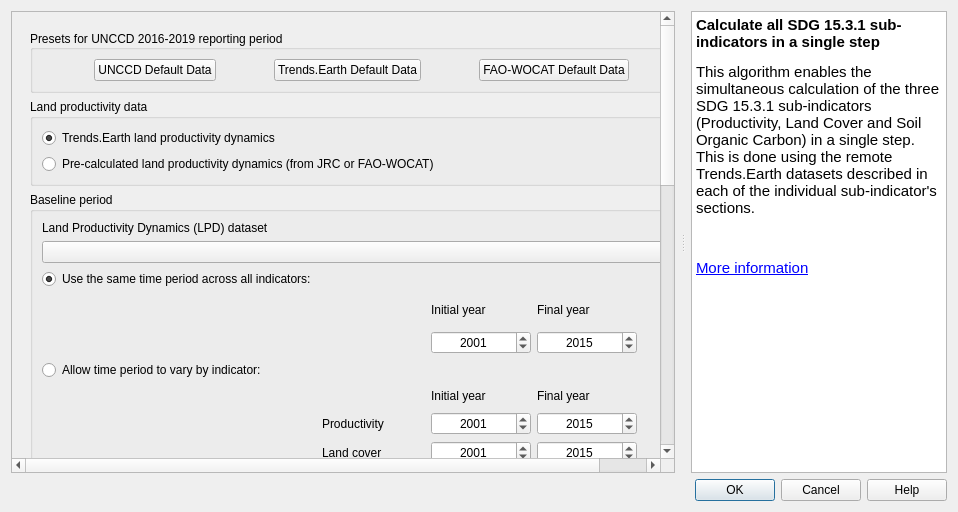
ConservationInternational/trends.earth, file LDMP/gui/DlgCalculateOneStep.ui: the form before one commit.
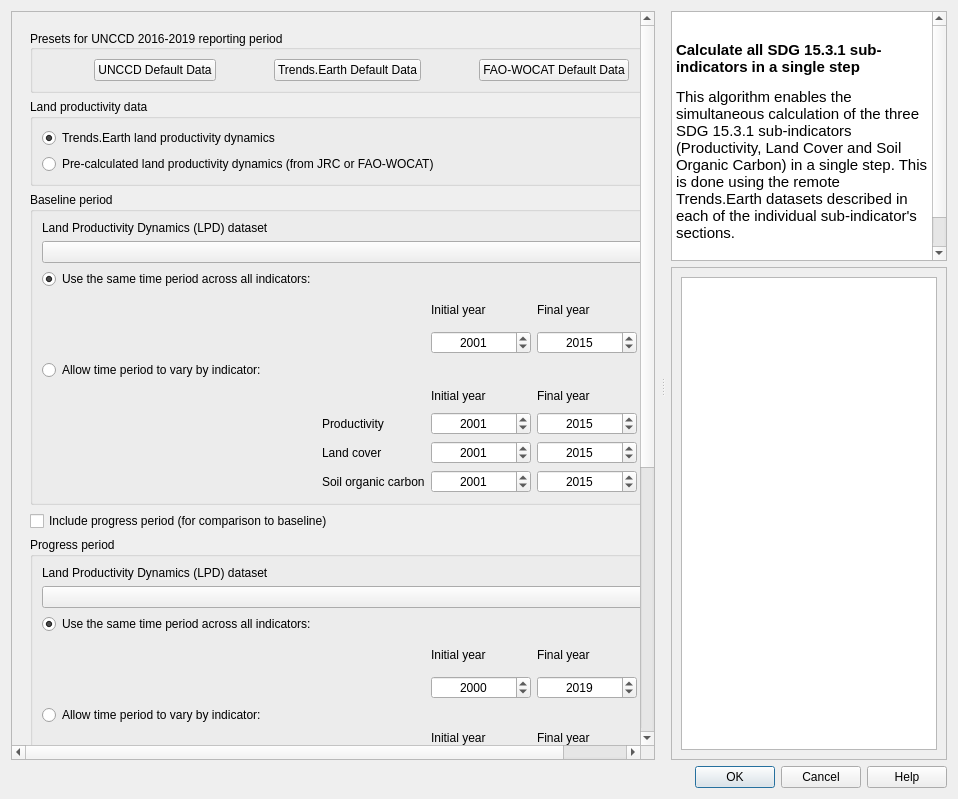
The form after the commit. Custom widgets are drawn as their Qt base class.

Commit message: Add graph based on baseline period

```diff
--- a/LDMP/gui/DlgCalculateOneStep.ui
+++ b/LDMP/gui/DlgCalculateOneStep.ui
@@ -7,7 +7,7 @@
     <x>0</x>
     <y>0</y>
     <width>958</width>
-    <height>512</height>
+    <height>799</height>
    </rect>
   </property>
   <property name="sizePolicy">
@@ -66,9 +66,9 @@
           <property name="geometry">
            <rect>
             <x>0</x>
-            <y>-427</y>
-            <width>653</width>
-            <height>890</height>
+            <y>0</y>
+            <width>781</width>
+            <height>1248</height>
            </rect>
           </property>
           <layout class="QVBoxLayout" name="verticalLayout_7">
@@ -1190,6 +1190,9 @@
        </item>
       </layout>
      </widget>
+     <widget class="QWidget" name="right_pane">
+      <layout class="QVBoxLayout" name="verticalLayout_right_pane">
+       <item>
      <widget class="QTextBrowser" name="alg_help">
       <property name="sizePolicy">
        <sizepolicy hsizetype="Expanding" vsizetype="Expanding">
@@ -1197,6 +1200,12 @@
         <verstretch>0</verstretch>
        </sizepolicy>
       </property>
+         <property name="minimumSize">
+          <size>
+           <width>0</width>
+           <height>250</height>
+          </size>
+         </property>
       <property name="accessibleName">
        <string/>
       </property>
@@ -1204,10 +1213,11 @@
        <string>&lt;!DOCTYPE HTML PUBLIC &quot;-//W3C//DTD HTML 4.0//EN&quot; &quot;http://www.w3.org/TR/REC-html40/strict.dtd&quot;&gt;
 &lt;html&gt;&lt;head&gt;&lt;meta name=&quot;qrichtext&quot; content=&quot;1&quot; /&gt;&lt;style type=&quot;text/css&quot;&gt;
 p, li { white-space: pre-wrap; }
-&lt;/style&gt;&lt;/head&gt;&lt;body style=&quot; font-family:'MS Shell Dlg 2'; font-size:5.5pt; font-weight:400; font-style:normal;&quot;&gt;
-&lt;p style=&quot; margin-top:16px; margin-bottom:12px; margin-left:0px; margin-right:0px; -qt-block-indent:0; text-indent:0px;&quot;&gt;&lt;span style=&quot; font-family:'Ubuntu'; font-size:11pt; font-weight:600;&quot;&gt;Calculate all SDG 15.3.1 sub-indicators in a single step&lt;/span&gt;&lt;/p&gt;
-&lt;p style=&quot; margin-top:12px; margin-bottom:12px; margin-left:0px; margin-right:0px; -qt-block-indent:0; text-indent:0px;&quot;&gt;&lt;span style=&quot; font-family:'Ubuntu'; font-size:11pt;&quot;&gt;This algorithm enables the simultaneous calculation of the three SDG 15.3.1 sub-indicators (Productivity, Land Cover and Soil Organic Carbon) in a single step. This is done using the remote Trends.Earth datasets described in each of the individual sub-indicator's sections.&lt;/span&gt;&lt;/p&gt;
-&lt;p style=&quot;-qt-paragraph-type:empty; margin-top:12px; margin-bottom:12px; margin-left:0px; margin-right:0px; -qt-block-indent:0; text-indent:0px; font-family:'Ubuntu'; font-size:11pt;&quot;&gt;&lt;br /&gt;&lt;/p&gt;
+&lt;/style&gt;&lt;/head&gt;&lt;body style=&quot; font-family:'.AppleSystemUIFont'; font-size:13pt; font-weight:400; font-style:normal;&quot;&gt;
+&lt;p style=&quot; margin-top:0px; margin-bottom:0px; margin-left:0px; margin-right:0px; -qt-block-indent:0; text-indent:0px;&quot;&gt;&lt;span style=&quot; font-family:'MS Shell Dlg 2'; font-size:5.5pt;&quot;&gt;        &lt;/span&gt;&lt;/p&gt;
+&lt;p style=&quot; margin-top:16px; margin-bottom:12px; margin-left:0px; margin-right:0px; -qt-block-indent:0; text-indent:0px;&quot;&gt;&lt;span style=&quot; font-family:'Ubuntu'; font-size:11pt; font-weight:600;&quot;&gt;Calculate all SDG 15.3.1 sub-indicators in a single step&lt;/span&gt;&lt;span style=&quot; font-family:'MS Shell Dlg 2'; font-size:5.5pt;&quot;&gt;        &lt;/span&gt;&lt;/p&gt;
+&lt;p style=&quot; margin-top:12px; margin-bottom:12px; margin-left:0px; margin-right:0px; -qt-block-indent:0; text-indent:0px;&quot;&gt;&lt;span style=&quot; font-family:'Ubuntu'; font-size:11pt;&quot;&gt;This algorithm enables the simultaneous calculation of the three SDG 15.3.1 sub-indicators (Productivity, Land Cover and Soil Organic Carbon) in a single step. This is done using the remote Trends.Earth datasets described in each of the individual sub-indicator's sections.&lt;/span&gt;&lt;span style=&quot; font-family:'MS Shell Dlg 2'; font-size:5.5pt;&quot;&gt;        &lt;/span&gt;&lt;/p&gt;
+&lt;p style=&quot; margin-top:12px; margin-bottom:12px; margin-left:0px; margin-right:0px; -qt-block-indent:0; text-indent:0px;&quot;&gt;&lt;span style=&quot; font-family:'MS Shell Dlg 2'; font-size:5.5pt;&quot;&gt;        &lt;/span&gt;&lt;/p&gt;
 &lt;p style=&quot; margin-top:12px; margin-bottom:12px; margin-left:0px; margin-right:0px; -qt-block-indent:0; text-indent:0px;&quot;&gt;&lt;a href=&quot;https://docs.trends.earth/en/latest/for_users/features/landdegradation.html&quot;&gt;&lt;span style=&quot; font-family:'Ubuntu'; font-size:11pt; text-decoration: underline; color:#0000ff;&quot;&gt;More information&lt;/span&gt;&lt;/a&gt;&lt;/p&gt;&lt;/body&gt;&lt;/html&gt;</string>
       </property>
       <property name="openExternalLinks">
@@ -1216,6 +1226,49 @@
       <property name="openLinks">
        <bool>true</bool>
       </property>
+        </widget>
+       </item>
+       <item>
+        
+        <widget class="QScrollArea" name="graphic_scroll_area">
+          <property name="sizePolicy">
+              <sizepolicy hsizetype="Expanding" vsizetype="Expanding">
+                  <horstretch>0</horstretch>
+                  <verstretch>1</verstretch>
+              </sizepolicy>
+          </property>
+          <property name="widgetResizable">
+              <bool>true</bool>
+          </property>
+          <widget class="QWidget" name="graphic_view_container">
+              <property name="geometry">
+                  <rect>
+                      <x>0</x>
+                      <y>0</y>
+                      <width>280</width>
+                      <height>471</height>
+                  </rect>
+              </property>
+              <layout class="QVBoxLayout" name="verticalLayout_graphic">
+                  <item>
+                      <widget class="QGraphicsView" name="graphic_view">
+                          <property name="sizePolicy">
+                              <sizepolicy hsizetype="Expanding" vsizetype="Expanding">
+                                  <horstretch>0</horstretch>
+                                  <verstretch>0</verstretch>
+                              </sizepolicy>
+                          </property>
+                          <property name="alignment">
+                              <set>Qt::AlignLeft|Qt::AlignTop</set>
+                          </property>
+                      </widget>
+                  </item>
+              </layout>
+          </widget>
+      </widget>
+
+       </item>
+      </layout>
      </widget>
     </widget>
    </item>
```
Left out of the diff: 4 changed lines with no effect on the pictures. Lines whose indentation alone changed are shown as unchanged. The commit also changes 1 other file.
